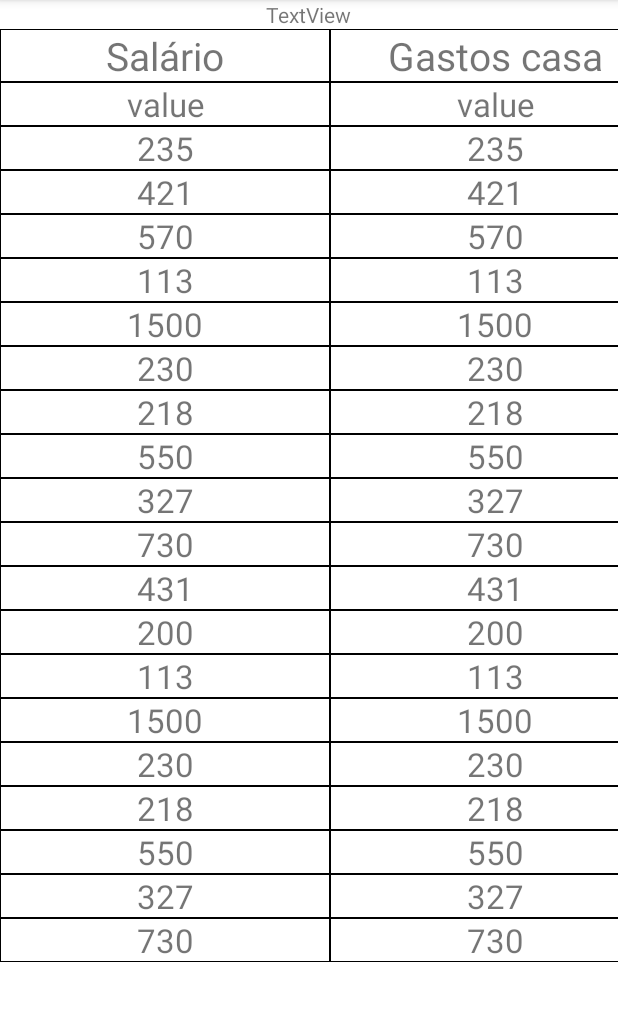
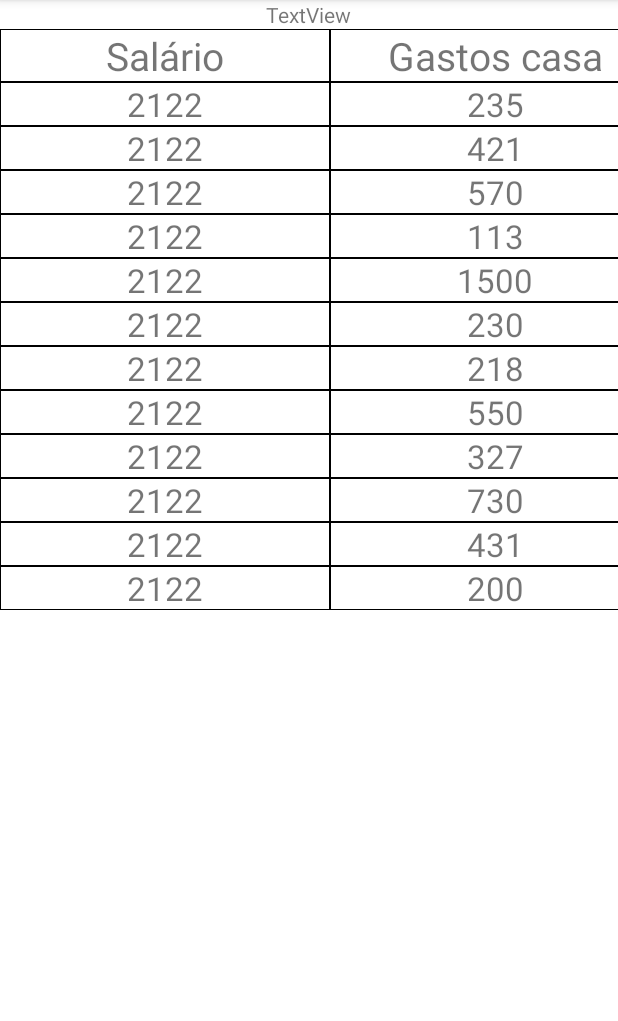
Before and after one commit to PrGoDevelopment/InformationTable_dynamic, an Android app: the screen it shows after launch (MainActivity), on a phone screen of 412 x 824 dp, the part 84-1105 px from its top. Run offline under Robolectric (Android 15) with nearby library versions, the phone set to English and light mode, and no system bars.

Commit message:
Update
Limpeza de código e organização.

```diff
--- a/app/src/main/java/com/example/informationtable/MainActivity.java
+++ b/app/src/main/java/com/example/informationtable/MainActivity.java
@@ -5,14 +5,13 @@ import androidx.recyclerview.widget.LinearLayoutManager;
 import androidx.recyclerview.widget.RecyclerView;
 
 import android.os.Bundle;
-import android.widget.HorizontalScrollView;
 
 import java.util.ArrayList;
 import java.util.List;
 
 public class MainActivity extends AppCompatActivity
 {
-    RecyclerView rccl_headers, rccl_values;
+    RecyclerView rccl_headers;
 
     @Override
     protected void onCreate(Bundle savedInstanceState) {
@@ -25,8 +24,8 @@ public class MainActivity extends AppCompatActivity
         headersList.add("Salário");
         headersList.add("Gastos casa");
         headersList.add("Internet");
-        headersList.add("Teste");
-        headersList.add("Teste2");
+//        headersList.add("Teste");
+//        headersList.add("Teste2");
 
         rccl_headers = (RecyclerView) findViewById(R.id.rccl_headers);
 
@@ -35,11 +34,7 @@ public class MainActivity extends AppCompatActivity
         layoutManager.setOrientation(LinearLayoutManager.HORIZONTAL);
         rccl_headers.setLayoutManager(layoutManager);
 
-        /** TRANSFERE AS INFORMAÇÕES PARA O ADAPTADOR */
-        /** TRANSFER THE INFORMATION TO THE ADAPTER */
-        TableAdapter_Headers adapter = new TableAdapter_Headers(this, headersList);
 
-        rccl_headers.setAdapter(adapter);
 
         // todo LOADING TABLE VALUES ---------------------------------------------------------------
         String[][] tableInformations = {
@@ -48,25 +43,22 @@ public class MainActivity extends AppCompatActivity
                 {"150", "150", "150", "150", "150", "150", "150", "150", "150", "150", "150", "150"}
         };
 
-        List<String> valuesList = new ArrayList<>();
 
-        valuesList.add("2122");
-        valuesList.add("235");
-        valuesList.add("150");
-        valuesList.add("400");
-        valuesList.add("950");
 
-//        rccl_values = (RecyclerView) findViewById(R.id.rccl_values);
+        //int s = tableInformations[0].length;
+
+//        String info = "";
 //
-//        rccl_values.setHasFixedSize(true);
-//        LinearLayoutManager layoutManager_Values = new LinearLayoutManager(this);
-//        layoutManager_Values.setOrientation(LinearLayoutManager.HORIZONTAL);
-//        rccl_values.setLayoutManager(layoutManager_Values);
-//
-//        /** TRANSFERE AS INFORMAÇÕES PARA O ADAPTADOR */
-//        /** TRANSFER THE INFORMATION TO THE ADAPTER */
-//        TableAdapter_Values adapterValues = new TableAdapter_Values(this, valuesList);
-//
-//        rccl_values.setAdapter(adapterValues);
+//        for(int i = 0; i < tableInformations[1].length; i++)
+//        {
+//            info = tableInformations[1][i];
+//        }
+
+
+        /** TRANSFERE AS INFORMAÇÕES PARA O ADAPTADOR */
+        /** TRANSFER THE INFORMATION TO THE ADAPTER */
+        TableAdapter adapter = new TableAdapter(this, headersList, tableInformations);
+
+        rccl_headers.setAdapter(adapter);
     }
 }
--- /dev/null
+++ b/app/src/main/java/com/example/informationtable/TableAdapter.java
@@ -0,0 +1,102 @@
+package com.example.informationtable;
+
+import android.annotation.SuppressLint;
+import android.content.Context;
+import android.view.LayoutInflater;
+import android.view.View;
+import android.view.ViewGroup;
+import android.widget.LinearLayout;
+import android.widget.TextView;
+import android.widget.Toast;
+
+import androidx.annotation.NonNull;
+import androidx.recyclerview.widget.RecyclerView;
+
+import java.util.List;
+
+public class TableAdapter extends RecyclerView.Adapter<TableAdapter.ViewHolder>
+{
+    Context ctx;
+    List<String> header_list;
+    String[][] tableInformations;
+
+    public TableAdapter(Context ctx, List<String> header_list, String[][] tableInformations){
+        this.ctx = ctx;
+        this.header_list = header_list;
+        this.tableInformations = tableInformations;
+    }
+
+    @NonNull
+    @Override
+    public TableAdapter.ViewHolder onCreateViewHolder(@NonNull ViewGroup parent, int viewType) {
+        View view = LayoutInflater.from(ctx).inflate(R.layout.design_table, parent, false);
+        return new ViewHolder(view);
+    }
+
+    @SuppressLint("UseCompatLoadingForDrawables")
+    @Override
+    public void onBindViewHolder(@NonNull TableAdapter.ViewHolder holder, @SuppressLint("RecyclerView") int position) {
+        if(header_list != null && header_list.size() > 0)
+        {
+            holder.txt_header.setText(header_list.get(position));
+
+//            final String[] str = {"235", "421", "570", "113", "1500", "230", "218", "550", "327", "730", "431", "200"};
+//            final TextView[] tv = new TextView[str.length];
+            //int index = 0;
+
+            for (int i = 0; i < tableInformations[position].length; i++)
+            {
+                TextView tvw = new TextView(ctx);
+//                RelativeLayout.LayoutParams params = new RelativeLayout.LayoutParams
+//                        ((int) RelativeLayout.LayoutParams.WRAP_CONTENT,(int) RelativeLayout.LayoutParams.WRAP_CONTENT);
+//                params.leftMargin = 50;
+//                params.topMargin  = i*50;
+                tvw.setText(tableInformations[position][i]);
+                tvw.setTextSize((float) 22);
+                tvw.setTextAlignment(View.TEXT_ALIGNMENT_CENTER);
+                tvw.setBackground(holder.itemView.getResources().getDrawable(R.drawable.border_table));
+
+                int finalIndex = i;
+                tvw.setOnClickListener(new View.OnClickListener() {
+                    @Override
+                    public void onClick(View view) {
+                        Toast.makeText(ctx.getApplicationContext(), "Você clicou no " + tableInformations[position][finalIndex] + " do " + holder.txt_header.getText(), Toast.LENGTH_SHORT).show();
+                    }
+                });
+
+//                tv[i].setPadding(20, 50, 20, 50);
+                //tv[i].setLayoutParams(txt_valueTable.getLayoutParams());
+                holder.ll_mainLayoutTable.addView(tvw);
+            }
+
+        }else{
+            return;
+        }
+    }
+
+    @Override
+    public int getItemCount() {
+        return header_list.size();
+    }
+
+    public class ViewHolder extends RecyclerView.ViewHolder
+    {
+        TextView txt_header;
+        LinearLayout ll_mainLayoutTable;
+
+        public ViewHolder(@NonNull View itemView) {
+            super(itemView);
+
+            txt_header = itemView.findViewById(R.id.txt_header);
+            ll_mainLayoutTable = itemView.findViewById(R.id.ll_mainLayoutTable);
+
+
+            itemView.setOnClickListener(new View.OnClickListener() {
+                @Override
+                public void onClick(View view) {
+                    Toast.makeText(ctx.getApplicationContext(), "Você clicou no " + txt_header.getText(), Toast.LENGTH_SHORT).show();
+                }
+            });
+        }
+    }
+}
--- a/app/src/main/java/com/example/informationtable/TableAdapter_Headers.java
+++ /dev/null
@@ -1,140 +0,0 @@
-package com.example.informationtable;
-
-import android.annotation.SuppressLint;
-import android.content.Context;
-import android.view.LayoutInflater;
-import android.view.View;
-import android.view.ViewGroup;
-import android.widget.LinearLayout;
-import android.widget.RelativeLayout;
-import android.widget.TextView;
-import android.widget.Toast;
-
-import androidx.annotation.NonNull;
-import androidx.recyclerview.widget.RecyclerView;
-
-import java.util.List;
-
-public class TableAdapter_Headers extends RecyclerView.Adapter<TableAdapter_Headers.ViewHolder>
-{
-    Context ctx;
-    List<String> header_list;
-
-
-    public TableAdapter_Headers(Context ctx, List<String> header_list){
-        this.ctx = ctx;
-        this.header_list = header_list;
-    }
-
-    @NonNull
-    @Override
-    public TableAdapter_Headers.ViewHolder onCreateViewHolder(@NonNull ViewGroup parent, int viewType) {
-        View view = LayoutInflater.from(ctx).inflate(R.layout.design_headers, parent, false);
-        return new ViewHolder(view);
-    }
-
-    @Override
-    public void onBindViewHolder(@NonNull TableAdapter_Headers.ViewHolder holder, int position) {
-        if(header_list != null && header_list.size() > 0)
-        {
-            holder.txt_header.setText(header_list.get(position));
-
-        }else{
-            return;
-        }
-    }
-
-    @Override
-    public int getItemCount() {
-        return header_list.size();
-    }
-
-    public class ViewHolder extends RecyclerView.ViewHolder
-    {
-        TextView txt_header, txt_valueTable;
-        LinearLayout ll_mainLayoutTable;
-
-
-        @SuppressLint("UseCompatLoadingForDrawables")
-        public ViewHolder(@NonNull View itemView) {
-            super(itemView);
-
-            txt_header = itemView.findViewById(R.id.txt_header);
-            txt_valueTable = itemView.findViewById(R.id.txt_valueTable);
-            ll_mainLayoutTable = itemView.findViewById(R.id.ll_mainLayoutTable);
-
-
-            final String[] str = {"235", "421", "570", "113", "1500", "230", "218", "550", "327", "730", "431", "200", "113", "1500", "230", "218", "550", "327", "730"};
-            final TextView[] tv = new TextView[str.length];
-            //int index = 0;
-
-            for (int i = 0; i < str.length; i++)
-            {
-                TextView tvw = new TextView(ctx);
-//                RelativeLayout.LayoutParams params = new RelativeLayout.LayoutParams
-//                        ((int) RelativeLayout.LayoutParams.WRAP_CONTENT,(int) RelativeLayout.LayoutParams.WRAP_CONTENT);
-//                params.leftMargin = 50;
-//                params.topMargin  = i*50;
-                tvw.setText(str[i]);
-                tvw.setTextSize((float) 22);
-                tvw.setTextAlignment(View.TEXT_ALIGNMENT_CENTER);
-                tvw.setBackground(itemView.getResources().getDrawable(R.drawable.border_list));
-
-                int finalIndex = i;
-                tvw.setOnClickListener(new View.OnClickListener() {
-                    @Override
-                    public void onClick(View view) {
-                        Toast.makeText(ctx.getApplicationContext(), "Você clicou no " + str[finalIndex] + " do " + txt_header.getText(), Toast.LENGTH_SHORT).show();
-                    }
-                });
-
-//                tv[i].setPadding(20, 50, 20, 50);
-                //tv[i].setLayoutParams(txt_valueTable.getLayoutParams());
-                ll_mainLayoutTable.addView(tvw);
-            }
-
-
-            itemView.setOnClickListener(new View.OnClickListener() {
-                @Override
-                public void onClick(View view) {
-                    Toast.makeText(ctx.getApplicationContext(), "Você clicou no " + txt_header.getText(), Toast.LENGTH_SHORT).show();
-                }
-            });
-        }
-    }
-
-
-
-
-
-
-
-
-
-//    /** PREENCHE O LAYOUT COM AS INFORMAÇÕES PARA FORMAR A LISTA NA TELA */
-//    /** FILL OUT THE LAYOUT WITH THE INFORMATION TO FORM THE LIST ON THE SCREEN */
-//    @NonNull
-//    @Override
-//    public View getView(int position, @Nullable View convertView, @NonNull ViewGroup parent) {
-//        LayoutInflater lInflater = LayoutInflater.from(ctx);
-//
-//        /* SET TO THE ITEM DESIGN THROUGH "resource", FOR EXAMPLE layout_my_list_item.xml SETTED IN ListViewInfo.java */
-//        View view = lInflater.inflate(resource, null);
-//
-//        TextView txt_header = view.findViewById(R.id.txt_header);
-//
-//        txt_header.setText(header_list.get(position));
-//
-//
-//        view.setOnClickListener(new View.OnClickListener() {
-//            @Override
-//            public void onClick(View view) {
-//                Toast.makeText(ctx.getApplicationContext(), "Você clicou no " + header_list.get(position), Toast.LENGTH_SHORT).show();
-//            }
-//        });
-//
-//        //Log.d("listAdptr", "Position: " + position);
-//
-//        return view;
-//    }
-}
--- a/app/src/main/res/layout/design_headers.xml
+++ b/app/src/main/res/layout/design_table.xml
@@ -17,17 +17,9 @@
             android:layout_height="wrap_content"
             android:text="Title"
             android:textSize="26sp"
-            android:background="@drawable/border_list"
+            android:background="@drawable/border_table"
             android:textAlignment="center"/>
 
-        <TextView
-            android:id="@+id/txt_valueTable"
-            android:layout_width="match_parent"
-            android:layout_height="wrap_content"
-            android:text="value"
-            android:textSize="22sp"
-            android:background="@drawable/border_list"
-            android:textAlignment="center" />
     </LinearLayout>
 
 </RelativeLayout>
```
Also changed, not shown: app/src/main/java/com/example/informationtable/TableAdapter_Values.java (deleted, +0 -64 lines), app/src/main/res/layout/activity_main.xml (+0 -19 lines), app/src/main/res/layout/design_values.xml (deleted, +0 -21 lines), app/src/main/res/drawable/border_table.xml (renamed from app/src/main/res/drawable/border_list.xml).
